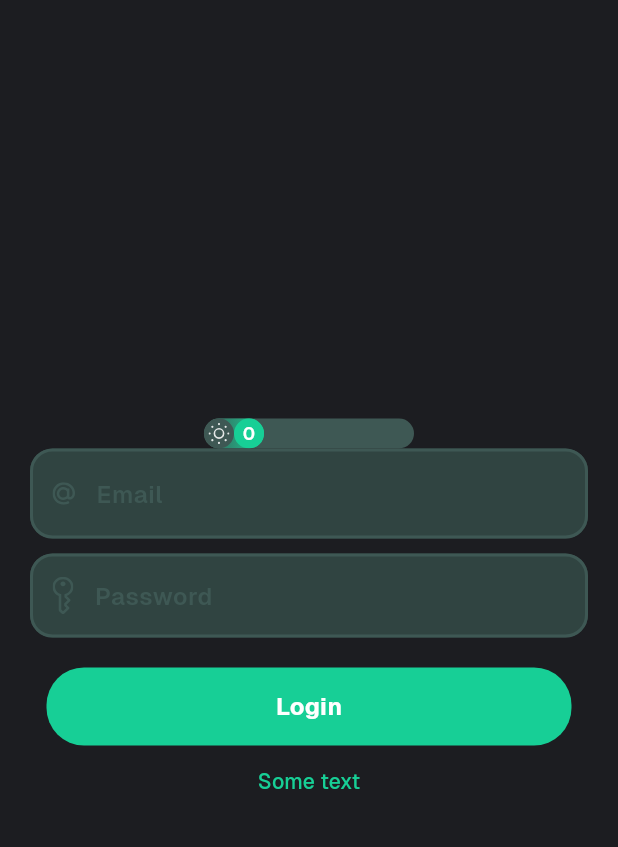
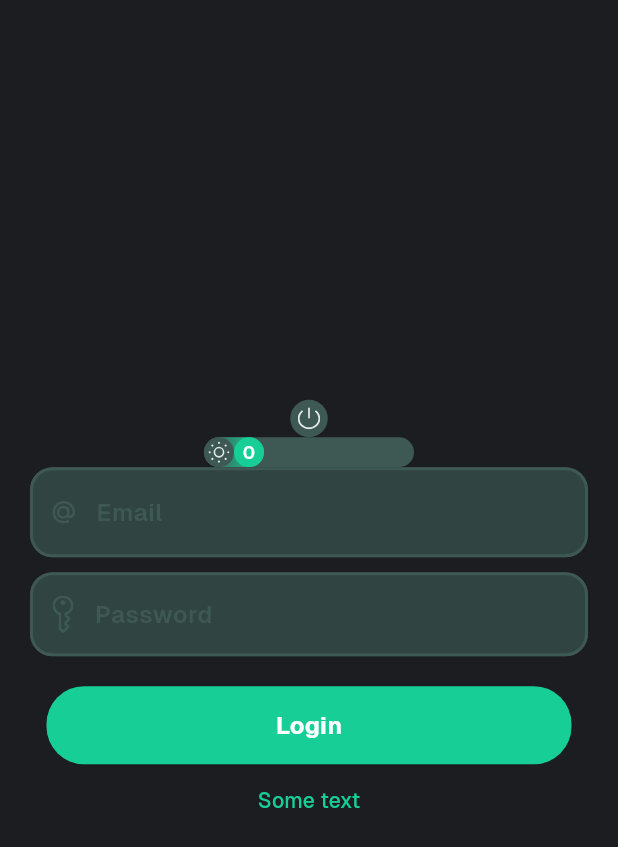
Before and after one commit to palp1ix/Smart-Hotel-App, a Flutter app: the screen it shows after launch, on a phone screen of 412 x 824 dp. Shown: the top 847 px of the screen. Run offline on Flutter 3.47's test engine with Material 3 defaults, Android fonts, the phone set to English and light mode, and no system bars; our stand-ins replace auto_route, flutter_blue_plus, flutter_svg.

Commit message:
feat: created icon switch

```diff
--- /dev/null
+++ b/lib/core/widgets/hotel_icon_switch.dart
@@ -0,0 +1,55 @@
+import 'package:flutter/material.dart';
+import 'package:flutter_svg/flutter_svg.dart';
+import 'package:smart_hotel_app/core/colors/colors.dart';
+
+class HotelIconSwitch extends StatefulWidget {
+  const HotelIconSwitch({
+    super.key,
+    this.size = 25,
+    required this.onSelect,
+    required this.onUnSelect,
+    required this.iconPath,
+  });
+
+  final double size;
+  final VoidCallback onSelect;
+  final VoidCallback onUnSelect;
+  final String iconPath;
+
+  @override
+  State<HotelIconSwitch> createState() => _HotelIconSwitchState();
+}
+
+class _HotelIconSwitchState extends State<HotelIconSwitch> {
+  bool isSelected = false;
+
+  @override
+  Widget build(BuildContext context) {
+    return GestureDetector(
+      onTap: () {
+        setState(() {
+          isSelected = !isSelected;
+        });
+
+        if (isSelected) {
+          widget.onSelect;
+        } else {
+          widget.onUnSelect;
+        }
+      },
+      child: AnimatedContainer(
+        duration: Duration(milliseconds: 200),
+        width: widget.size,
+        height: widget.size,
+        decoration: BoxDecoration(
+          shape: BoxShape.circle,
+          color: isSelected ? AppColors.main : AppColors.onContainer,
+        ),
+        child: Padding(
+          padding: EdgeInsets.all(5),
+          child: SvgPicture.asset(widget.iconPath),
+        ),
+      ),
+    );
+  }
+}
--- a/lib/src/presentation/login/login_screen.dart
+++ b/lib/src/presentation/login/login_screen.dart
@@ -2,6 +2,7 @@ import 'package:auto_route/annotations.dart';
 import 'package:flutter/material.dart';
 import 'package:smart_hotel_app/core/colors/colors.dart';
 import 'package:smart_hotel_app/core/icons/icons.dart';
+import 'package:smart_hotel_app/core/widgets/hotel_icon_switch.dart';
 import 'package:smart_hotel_app/core/widgets/hotel_primary_button.dart';
 import 'package:smart_hotel_app/core/widgets/hotel_slider.dart';
 import 'package:smart_hotel_app/core/widgets/hotel_text_button.dart';
@@ -25,6 +26,13 @@ class _LoginScreenState extends State<LoginScreen> {
         child: Column(
           mainAxisAlignment: MainAxisAlignment.center,
           children: [
+            HotelIconSwitch(
+              onSelect: () {
+                print('Hui, chlen');
+              },
+              onUnSelect: () {},
+              iconPath: 'assets/icons/power.svg',
+            ),
             HotelSlider(iconPath: 'assets/icons/sun.svg'),
             Padding(
               padding: const EdgeInsets.symmetric(horizontal: 20),
```
Also changed, not shown: assets/icons/power.svg (added).
